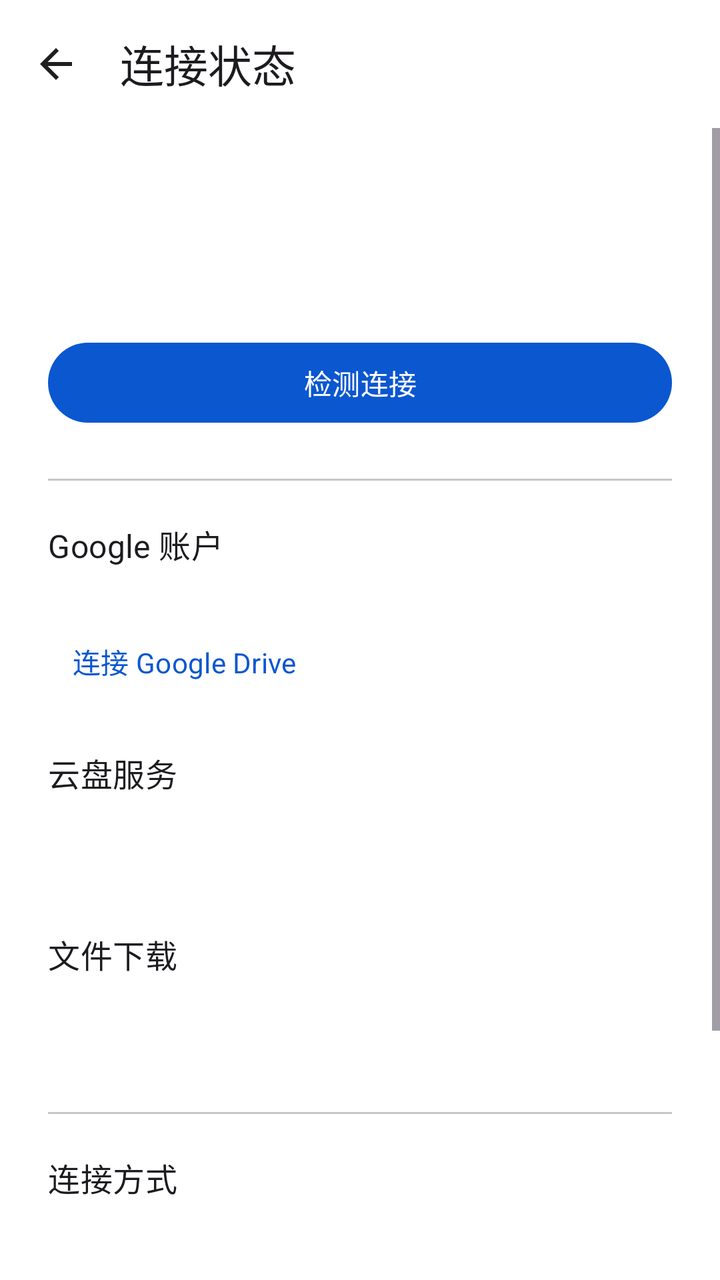
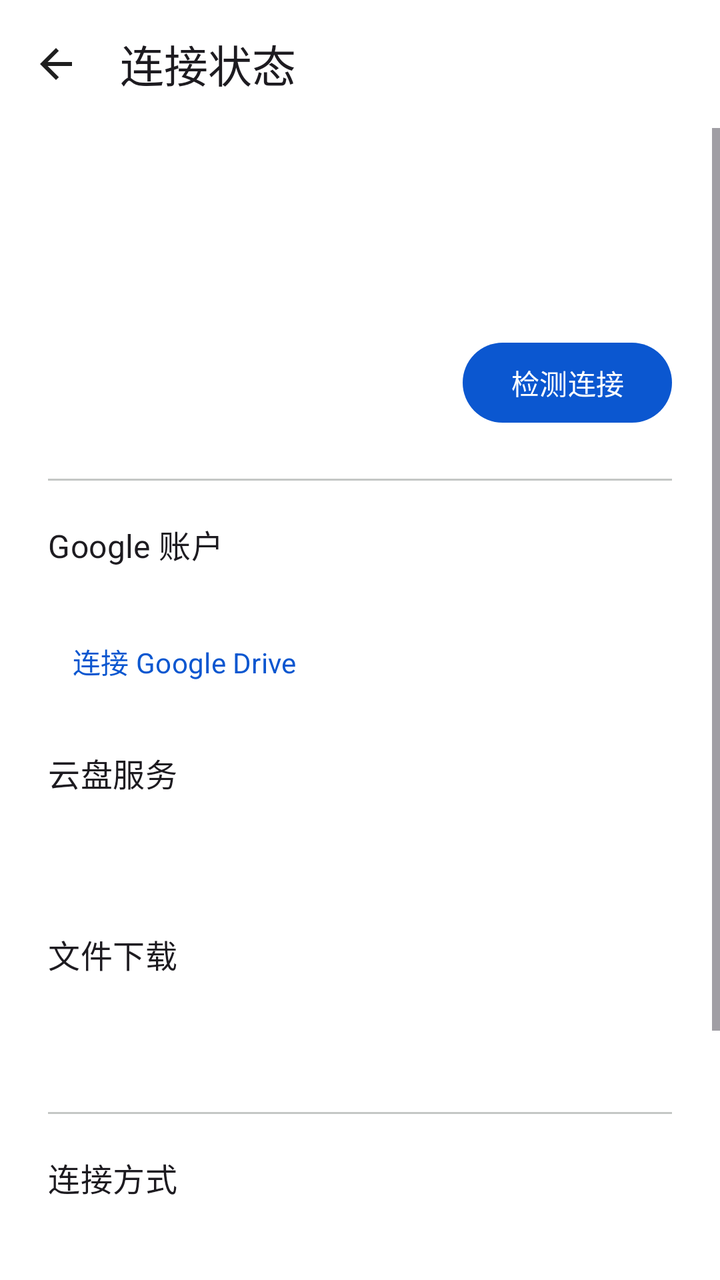

Screens rendered from an Android XML layout before and after an edit, with the pre-edit source and the edit as a unified diff.
<!-- AndroidManifest.xml: activity theme MainTheme -->
<!-- res/layout/activity_connection.xml -->
<?xml version="1.0" encoding="utf-8"?>
<LinearLayout xmlns:android="http://schemas.android.com/apk/res/android"
    xmlns:app="http://schemas.android.com/apk/res-auto"
    android:id="@+id/connection_root" android:layout_width="match_parent" android:layout_height="match_parent"
    android:orientation="vertical" android:background="?attr/colorSurface">
    <com.google.android.material.appbar.MaterialToolbar
        android:id="@+id/connection_toolbar" android:layout_width="match_parent" android:layout_height="wrap_content"
        app:title="@string/connection_status_title" app:navigationIcon="@drawable/ic_back" app:navigationContentDescription="@string/connection_back" />
    <com.google.android.material.progressindicator.LinearProgressIndicator
        android:id="@+id/connection_progress" android:layout_width="match_parent" android:layout_height="wrap_content"
        android:indeterminate="true" android:visibility="gone" />
    <ScrollView android:layout_width="match_parent" android:layout_height="0dp" android:layout_weight="1" android:fillViewport="true">
        <LinearLayout android:id="@+id/connection_content" android:layout_width="match_parent" android:layout_height="wrap_content"
            android:orientation="vertical" android:paddingStart="24dp" android:paddingEnd="24dp" android:paddingTop="24dp" android:paddingBottom="32dp">
            <TextView android:id="@+id/connection_headline" android:layout_width="match_parent" android:layout_height="wrap_content"
                android:textAppearance="?attr/textAppearanceHeadlineSmall" android:accessibilityHeading="true" />
            <TextView android:id="@+id/connection_phase" android:layout_width="match_parent" android:layout_height="wrap_content"
                android:layout_marginTop="8dp" android:textAppearance="?attr/textAppearanceBodyMedium" android:textColor="?attr/colorOnSurfaceVariant" />
            <com.google.android.material.button.MaterialButton android:id="@+id/connection_check"
                android:layout_width="match_parent" android:layout_height="wrap_content" android:minHeight="48dp"
                android:layout_marginTop="20dp" android:text="@string/connection_check" android:textAllCaps="false" />
            <com.google.android.material.divider.MaterialDivider android:layout_width="match_parent" android:layout_height="wrap_content" android:layout_marginTop="24dp" android:layout_marginBottom="20dp" />
            <TextView android:layout_width="match_parent" android:layout_height="wrap_content" android:text="@string/connection_account"
                android:textAppearance="?attr/textAppearanceTitleMedium" android:accessibilityHeading="true" />
            <TextView android:id="@+id/connection_account_value" android:layout_width="match_parent" android:layout_height="wrap_content"
                android:layout_marginTop="4dp" android:textAppearance="?attr/textAppearanceBodyMedium" android:textColor="?attr/colorOnSurfaceVariant" />
            <com.google.android.material.button.MaterialButton android:id="@+id/connection_account_action" style="@style/Widget.Material3.Button.TextButton"
                android:layout_width="wrap_content" android:layout_height="wrap_content" android:minHeight="48dp" android:textAllCaps="false"
                android:text="@string/drive_connect" />
            <TextView android:layout_width="match_parent" android:layout_height="wrap_content" android:layout_marginTop="20dp"
                android:text="@string/connection_api" android:textAppearance="?attr/textAppearanceTitleMedium" android:accessibilityHeading="true" />
            <TextView android:id="@+id/connection_api_value" android:layout_width="match_parent" android:layout_height="wrap_content"
                android:layout_marginTop="4dp" android:textAppearance="?attr/textAppearanceBodyMedium" android:textColor="?attr/colorOnSurfaceVariant" />
            <TextView android:id="@+id/connection_api_time" android:layout_width="match_parent" android:layout_height="wrap_content"
                android:layout_marginTop="4dp" android:textAppearance="?attr/textAppearanceBodySmall" android:textColor="?attr/colorOnSurfaceVariant" />
            <TextView android:layout_width="match_parent" android:layout_height="wrap_content" android:layout_marginTop="24dp"
                android:text="@string/connection_download" android:textAppearance="?attr/textAppearanceTitleMedium" android:accessibilityHeading="true" />
            <TextView android:id="@+id/connection_download_value" android:layout_width="match_parent" android:layout_height="wrap_content"
                android:layout_marginTop="4dp" android:textAppearance="?attr/textAppearanceBodyMedium" android:textColor="?attr/colorOnSurfaceVariant" />
            <TextView android:id="@+id/connection_download_time" android:layout_width="match_parent" android:layout_height="wrap_content"
                android:layout_marginTop="4dp" android:textAppearance="?attr/textAppearanceBodySmall" android:textColor="?attr/colorOnSurfaceVariant" />
            <com.google.android.material.divider.MaterialDivider android:layout_width="match_parent" android:layout_height="wrap_content" android:layout_marginTop="24dp" android:layout_marginBottom="20dp" />
            <TextView android:layout_width="match_parent" android:layout_height="wrap_content" android:text="@string/connection_mode"
                android:textAppearance="?attr/textAppearanceTitleMedium" android:accessibilityHeading="true" />
            <TextView android:id="@+id/connection_mode_value" android:layout_width="match_parent" android:layout_height="wrap_content"
                android:layout_marginTop="4dp" android:textAppearance="?attr/textAppearanceBodyMedium" android:textColor="?attr/colorOnSurfaceVariant" />
            <com.google.android.material.button.MaterialButton android:id="@+id/connection_settings" style="@style/Widget.Material3.Button.TextButton"
                android:layout_width="wrap_content" android:layout_height="wrap_content" android:minHeight="48dp" android:textAllCaps="false" android:text="@string/connection_change_mode" />
            <com.google.android.material.button.MaterialButton android:id="@+id/connection_logs" style="@style/Widget.Material3.Button.TextButton"
                android:layout_width="wrap_content" android:layout_height="wrap_content" android:minHeight="48dp" android:textAllCaps="false" android:text="@string/connection_view_logs" />
            <com.google.android.material.button.MaterialButton android:id="@+id/connection_technical_toggle" style="@style/Widget.Material3.Button.TextButton"
                android:layout_width="wrap_content" android:layout_height="wrap_content" android:minHeight="48dp" android:text="@string/ui_technical_details" android:textAllCaps="false" />
            <LinearLayout android:id="@+id/connection_technical_panel" android:layout_width="match_parent" android:layout_height="wrap_content" android:orientation="vertical" android:visibility="gone">
            <TextView android:layout_width="match_parent" android:layout_height="wrap_content" android:layout_marginTop="16dp"
                android:text="@string/connection_evidence_note" android:textAppearance="?attr/textAppearanceBodySmall" android:textColor="?attr/colorOnSurfaceVariant" />
            <TextView android:id="@+id/connection_route_details" android:layout_width="match_parent" android:layout_height="wrap_content"
                android:layout_marginTop="12dp" android:textAppearance="?attr/textAppearanceBodySmall" android:textColor="?attr/colorOnSurfaceVariant" android:textIsSelectable="true" />
            </LinearLayout>
        </LinearLayout>
    </ScrollView>
</LinearLayout>
<!-- resources referenced by this layout -->
<resources>
  <style name="DriveTheme" parent="Theme.Material3.DayNight">
          <item name="android:fontFamily">sans-serif</item>
          <item name="colorPrimary">#0B57D0</item>
          <item name="colorOnPrimary">#FFFFFF</item>
          <item name="colorPrimaryContainer">#D3E3FD</item>
          <item name="colorOnPrimaryContainer">#041E49</item>
          <item name="colorSecondary">#444746</item>
          <item name="colorOnSecondary">#FFFFFF</item>
          <item name="colorSurfaceContainer">#F0F4F9</item>
          <item name="colorOutlineVariant">#C4C7C5</item>
          <item name="colorSurface">#FFFFFF</item>
          <item name="colorOnSurface">#1F1F1F</item>
          <item name="colorOnSurfaceVariant">#444746</item>
          <item name="android:windowLightStatusBar">true</item>
          <item name="android:windowLightNavigationBar">true</item>
      </style>
  <!-- unchanged entries left out for length: 14 -->
</resources>

<!-- the commit's change to res/layout/activity_connection.xml (unified diff, before → after) -->
@@ -17,14 +17,14 @@
             <TextView android:id="@+id/connection_phase" android:layout_width="match_parent" android:layout_height="wrap_content"
                 android:layout_marginTop="8dp" android:textAppearance="?attr/textAppearanceBodyMedium" android:textColor="?attr/colorOnSurfaceVariant" />
             <com.google.android.material.button.MaterialButton android:id="@+id/connection_check"
-                android:layout_width="match_parent" android:layout_height="wrap_content" android:minHeight="48dp"
+                android:layout_width="wrap_content" android:layout_gravity="end" android:layout_height="wrap_content" android:minHeight="48dp"
                 android:layout_marginTop="20dp" android:text="@string/connection_check" android:textAllCaps="false" />
             <com.google.android.material.divider.MaterialDivider android:layout_width="match_parent" android:layout_height="wrap_content" android:layout_marginTop="24dp" android:layout_marginBottom="20dp" />
             <TextView android:layout_width="match_parent" android:layout_height="wrap_content" android:text="@string/connection_account"
                 android:textAppearance="?attr/textAppearanceTitleMedium" android:accessibilityHeading="true" />
             <TextView android:id="@+id/connection_account_value" android:layout_width="match_parent" android:layout_height="wrap_content"
                 android:layout_marginTop="4dp" android:textAppearance="?attr/textAppearanceBodyMedium" android:textColor="?attr/colorOnSurfaceVariant" />
-            <com.google.android.material.button.MaterialButton android:id="@+id/connection_account_action" style="@style/Widget.Material3.Button.TextButton"
+            <com.google.android.material.button.MaterialButton android:id="@+id/connection_account_action" style="@style/Widget.GDirect.Button.Text"
                 android:layout_width="wrap_content" android:layout_height="wrap_content" android:minHeight="48dp" android:textAllCaps="false"
                 android:text="@string/drive_connect" />
             <TextView android:layout_width="match_parent" android:layout_height="wrap_content" android:layout_marginTop="20dp"
@@ -44,11 +44,11 @@
                 android:textAppearance="?attr/textAppearanceTitleMedium" android:accessibilityHeading="true" />
             <TextView android:id="@+id/connection_mode_value" android:layout_width="match_parent" android:layout_height="wrap_content"
                 android:layout_marginTop="4dp" android:textAppearance="?attr/textAppearanceBodyMedium" android:textColor="?attr/colorOnSurfaceVariant" />
-            <com.google.android.material.button.MaterialButton android:id="@+id/connection_settings" style="@style/Widget.Material3.Button.TextButton"
+            <com.google.android.material.button.MaterialButton android:id="@+id/connection_settings" style="@style/Widget.GDirect.Button.Text"
                 android:layout_width="wrap_content" android:layout_height="wrap_content" android:minHeight="48dp" android:textAllCaps="false" android:text="@string/connection_change_mode" />
-            <com.google.android.material.button.MaterialButton android:id="@+id/connection_logs" style="@style/Widget.Material3.Button.TextButton"
+            <com.google.android.material.button.MaterialButton android:id="@+id/connection_logs" style="@style/Widget.GDirect.Button.Text"
                 android:layout_width="wrap_content" android:layout_height="wrap_content" android:minHeight="48dp" android:textAllCaps="false" android:text="@string/connection_view_logs" />
-            <com.google.android.material.button.MaterialButton android:id="@+id/connection_technical_toggle" style="@style/Widget.Material3.Button.TextButton"
+            <com.google.android.material.button.MaterialButton android:id="@+id/connection_technical_toggle" style="@style/Widget.GDirect.Button.Text"
                 android:layout_width="wrap_content" android:layout_height="wrap_content" android:minHeight="48dp" android:text="@string/ui_technical_details" android:textAllCaps="false" />
             <LinearLayout android:id="@+id/connection_technical_panel" android:layout_width="match_parent" android:layout_height="wrap_content" android:orientation="vertical" android:visibility="gone">
             <TextView android:layout_width="match_parent" android:layout_height="wrap_content" android:layout_marginTop="16dp"
<!-- resource entries referenced after the edit -->
@@ -1,20 +1,131 @@
 <!-- resources referenced by this layout -->
 <resources>
+  <style name="Widget.GDirect.Button.Text" parent="Widget.Material3.Button.TextButton">
+          <item name="android:minHeight">48dp</item>
+          <item name="android:textAllCaps">false</item>
+      </style>
   <style name="DriveTheme" parent="Theme.Material3.DayNight">
           <item name="android:fontFamily">sans-serif</item>
-          <item name="colorPrimary">#0B57D0</item>
-          <item name="colorOnPrimary">#FFFFFF</item>
-          <item name="colorPrimaryContainer">#D3E3FD</item>
-          <item name="colorOnPrimaryContainer">#041E49</item>
-          <item name="colorSecondary">#444746</item>
-          <item name="colorOnSecondary">#FFFFFF</item>
-          <item name="colorSurfaceContainer">#F0F4F9</item>
-          <item name="colorOutlineVariant">#C4C7C5</item>
-          <item name="colorSurface">#FFFFFF</item>
-          <item name="colorOnSurface">#1F1F1F</item>
-          <item name="colorOnSurfaceVariant">#444746</item>
-          <item name="android:windowLightStatusBar">true</item>
-          <item name="android:windowLightNavigationBar">true</item>
+          <item name="colorPrimary">@color/drive_primary</item>
+          <item name="colorOnPrimary">@color/drive_on_primary</item>
+          <item name="colorPrimaryContainer">@color/drive_primary_container</item>
+          <item name="colorOnPrimaryContainer">@color/drive_on_primary_container</item>
+          <item name="colorSecondary">@color/drive_secondary</item>
+          <item name="colorOnSecondary">@color/drive_on_secondary</item>
+          <item name="colorSecondaryContainer">@color/drive_secondary_container</item>
+          <item name="colorOnSecondaryContainer">@color/drive_on_secondary_container</item>
+          <item name="colorTertiary">@color/drive_tertiary</item>
+          <item name="colorOnTertiary">@color/drive_on_tertiary</item>
+          <item name="colorTertiaryContainer">@color/drive_tertiary_container</item>
+          <item name="colorOnTertiaryContainer">@color/drive_on_tertiary_container</item>
+          <item name="colorSurface">@color/drive_surface</item>
+          <item name="colorOnSurface">@color/drive_on_surface</item>
+          <item name="colorSurfaceVariant">@color/drive_surface_variant</item>
+          <item name="colorOnSurfaceVariant">@color/drive_on_surface_variant</item>
+          <item name="colorSurfaceDim">@color/drive_surface_dim</item>
+          <item name="colorSurfaceBright">@color/drive_surface_bright</item>
+          <item name="colorSurfaceContainerLowest">@color/drive_surface_container_lowest</item>
+          <item name="colorSurfaceContainerLow">@color/drive_surface_container_low</item>
+          <item name="colorSurfaceContainer">@color/drive_surface_container</item>
+          <item name="colorSurfaceContainerHigh">@color/drive_surface_container_high</item>
+          <item name="colorSurfaceContainerHighest">@color/drive_surface_container_highest</item>
+          <item name="colorOutline">@color/drive_outline</item>
+          <item name="colorOutlineVariant">@color/drive_outline_variant</item>
+          <item name="colorError">@color/drive_error</item>
+          <item name="colorOnError">@color/drive_on_error</item>
+          <item name="colorErrorContainer">@color/drive_error_container</item>
+          <item name="colorOnErrorContainer">@color/drive_on_error_container</item>
+          <item name="colorSurfaceInverse">@color/drive_inverse_surface</item>
+          <item name="colorOnSurfaceInverse">@color/drive_inverse_on_surface</item>
+          <item name="colorPrimaryInverse">@color/drive_inverse_primary</item>
+          <item name="colorPrimaryFixed">@color/drive_primary_fixed</item>
+          <item name="colorPrimaryFixedDim">@color/drive_primary_fixed_dim</item>
+          <item name="colorOnPrimaryFixed">@color/drive_on_primary_fixed</item>
+          <item name="colorOnPrimaryFixedVariant">@color/drive_on_primary_fixed_variant</item>
+          <item name="colorSecondaryFixed">@color/drive_secondary_fixed</item>
+          <item name="colorSecondaryFixedDim">@color/drive_secondary_fixed_dim</item>
+          <item name="colorOnSecondaryFixed">@color/drive_on_secondary_fixed</item>
+          <item name="colorOnSecondaryFixedVariant">@color/drive_on_secondary_fixed_variant</item>
+          <item name="colorTertiaryFixed">@color/drive_tertiary_fixed</item>
+          <item name="colorTertiaryFixedDim">@color/drive_tertiary_fixed_dim</item>
+          <item name="colorOnTertiaryFixed">@color/drive_on_tertiary_fixed</item>
+          <item name="colorOnTertiaryFixedVariant">@color/drive_on_tertiary_fixed_variant</item>
+          <item name="android:colorBackground">@color/drive_surface</item>
+          <item name="android:windowBackground">@color/drive_surface</item>
+          <item name="android:windowLightStatusBar">@bool/drive_light_system_bars</item>
+          <item name="android:windowLightNavigationBar">@bool/drive_light_system_bars</item>
+          <item name="materialButtonStyle">@style/Widget.GDirect.Button</item>
+          <item name="materialButtonOutlinedStyle">@style/Widget.GDirect.Button.Outlined</item>
+          <item name="borderlessButtonStyle">@style/Widget.GDirect.Button.Text</item>
+          <item name="bottomNavigationStyle">@style/Widget.GDirect.Navigation</item>
+          <item name="extendedFloatingActionButtonStyle">@style/Widget.GDirect.NewFile</item>
+      </style>
+  <color name="drive_primary">#0B57D0</color>
+  <color name="drive_on_primary">#FFFFFF</color>
+  <color name="drive_primary_container">#D3E3FD</color>
+  <color name="drive_on_primary_container">#041E49</color>
+  <color name="drive_secondary">#00639B</color>
+  <color name="drive_on_secondary">#FFFFFF</color>
+  <color name="drive_secondary_container">#C2E7FF</color>
+  <color name="drive_on_secondary_container">#001D35</color>
+  <color name="drive_tertiary">#146C2E</color>
+  <color name="drive_on_tertiary">#FFFFFF</color>
+  <color name="drive_tertiary_container">#C4EED0</color>
+  <color name="drive_on_tertiary_container">#072711</color>
+  <color name="drive_surface">#FFFFFF</color>
+  <color name="drive_on_surface">#1F1F1F</color>
+  <color name="drive_surface_variant">#E9EEF6</color>
+  <color name="drive_on_surface_variant">#444746</color>
+  <color name="drive_surface_dim">#D8DADF</color>
+  <color name="drive_surface_bright">#F8FAFD</color>
+  <color name="drive_surface_container_lowest">#FFFFFF</color>
+  <color name="drive_surface_container_low">#F8FAFD</color>
+  <color name="drive_surface_container">#F0F4F9</color>
+  <color name="drive_surface_container_high">#E9EEF6</color>
+  <color name="drive_surface_container_highest">#DDE3EA</color>
+  <color name="drive_outline">#747775</color>
+  <color name="drive_outline_variant">#C4C7C5</color>
+  <color name="drive_error">#B3261E</color>
+  <color name="drive_on_error">#FFFFFF</color>
+  <color name="drive_error_container">#F9DEDC</color>
+  <color name="drive_on_error_container">#410E0B</color>
+  <color name="drive_inverse_surface">#303030</color>
+  <color name="drive_inverse_on_surface">#F2F2F2</color>
+  <color name="drive_inverse_primary">#A8C7FA</color>
+  <color name="drive_primary_fixed">#D3E3FD</color>
+  <color name="drive_primary_fixed_dim">#A8C7FA</color>
+  <color name="drive_on_primary_fixed">#041E49</color>
+  <color name="drive_on_primary_fixed_variant">#0842A0</color>
+  <color name="drive_secondary_fixed">#C2E7FF</color>
+  <color name="drive_secondary_fixed_dim">#7FCFFF</color>
+  <color name="drive_on_secondary_fixed">#001D35</color>
+  <color name="drive_on_secondary_fixed_variant">#004A77</color>
+  <color name="drive_tertiary_fixed">#C4EED0</color>
+  <color name="drive_tertiary_fixed_dim">#6DD58C</color>
+  <color name="drive_on_tertiary_fixed">#072711</color>
+  <color name="drive_on_tertiary_fixed_variant">#005321</color>
+  <style name="Widget.GDirect.Button" parent="Widget.Material3.Button">
+          <item name="android:minHeight">48dp</item>
+          <item name="android:textAllCaps">false</item>
+      </style>
+  <style name="Widget.GDirect.Button.Outlined" parent="Widget.Material3.Button.OutlinedButton">
+          <item name="android:minHeight">48dp</item>
+          <item name="android:textAllCaps">false</item>
+      </style>
+  <style name="Widget.GDirect.Navigation" parent="Widget.Material3.BottomNavigationView">
+          <item name="backgroundTint">?attr/colorSurfaceContainer</item>
+          <item name="elevation">0dp</item>
+          <item name="itemActiveIndicatorStyle">@style/Widget.GDirect.Navigation.Indicator</item>
+      </style>
+  <style name="Widget.GDirect.NewFile" parent="Widget.Material3.ExtendedFloatingActionButton.Icon.Primary">
+          <item name="shapeAppearance">@style/ShapeAppearance.GDirect.NewFile</item>
+      </style>
+  <style name="Widget.GDirect.Navigation.Indicator" parent="Widget.Material3.BottomNavigationView.ActiveIndicator">
+          <item name="android:color">?attr/colorSecondaryContainer</item>
+      </style>
+  <style name="ShapeAppearance.GDirect.NewFile" parent="">
+          <item name="cornerFamily">rounded</item>
+          <item name="cornerSize">16dp</item>
       </style>
   <!-- unchanged entries left out for length: 14 -->
 </resources>
